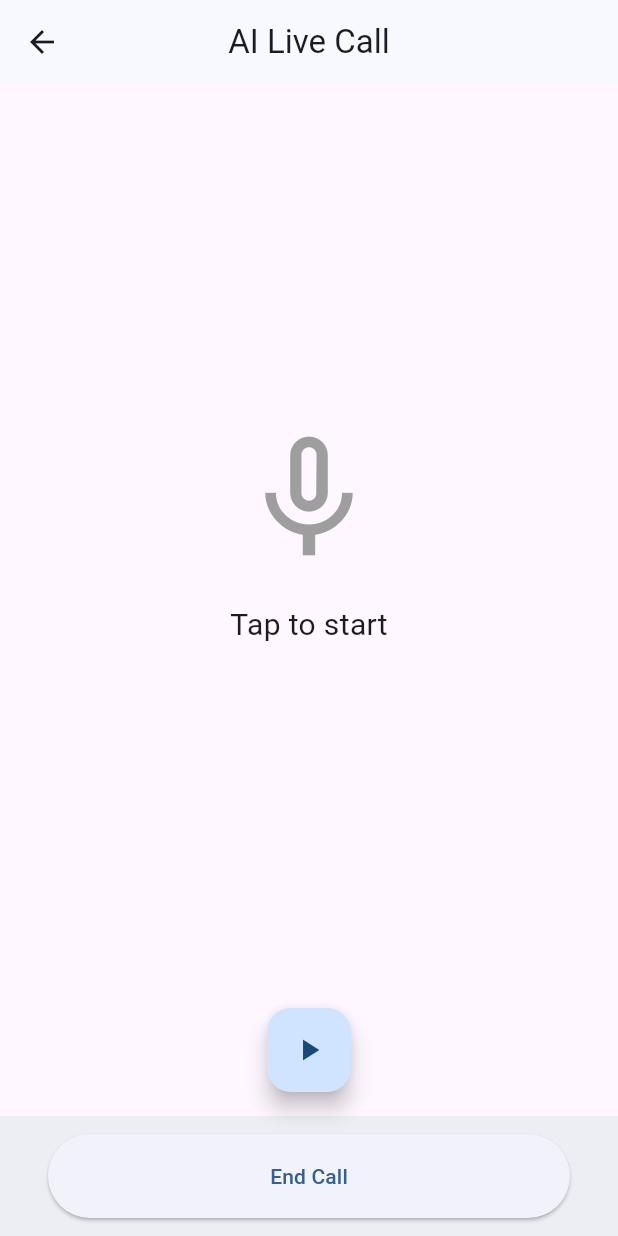
After one commit to Piyu-Pika/my_ai, a Flutter app: the AILiveCallScreen screen opened directly, on a phone screen of 412 x 824 dp. The commit adds this screen. Run offline on Flutter 3.47's test engine with Material 3 defaults, Android fonts, the phone set to English and light mode, and no system bars; our stand-ins replace flutter_gemini, flutter_markdown, flutter_tts, shared_preferences, speech_to_text; accounts and stored records are empty.

Commit message:
call commit

```diff
--- /dev/null
+++ b/lib/screens/ai_live_call_screen.dart
@@ -0,0 +1,167 @@
+import 'package:flutter/material.dart';
+import 'package:speech_to_text/speech_to_text.dart' as stt;
+import 'package:flutter_tts/flutter_tts.dart';
+import 'package:flutter_gemini/flutter_gemini.dart';
+
+class AILiveCallScreen extends StatefulWidget {
+  const AILiveCallScreen({Key? key}) : super(key: key);
+
+  @override
+  _AILiveCallScreenState createState() => _AILiveCallScreenState();
+}
+
+class _AILiveCallScreenState extends State<AILiveCallScreen> {
+  final stt.SpeechToText _speech = stt.SpeechToText();
+  final FlutterTts _flutterTts = FlutterTts();
+  final Gemini _gemini = Gemini.instance;
+
+  bool _isListening = false;
+  String _lastWords = '';
+  String _aiResponse = '';
+  bool _isProcessing = false;
+
+  @override
+  void initState() {
+    super.initState();
+    _initializeSpeechRecognition();
+    _initializeTextToSpeech();
+  }
+
+  Future<void> _initializeSpeechRecognition() async {
+    bool available = await _speech.initialize(
+      onStatus: (status) => print('Speech recognition status: $status'),
+      onError: (errorNotification) => print('Speech recognition error: $errorNotification'),
+    );
+    if (!available) {
+      // Handle the case where speech recognition is not available
+      print('Speech recognition is not available on this device');
+    }
+  }
+
+  Future<void> _initializeTextToSpeech() async {
+    await _flutterTts.setLanguage("en-US");
+    await _flutterTts.setPitch(1.0);
+    await _flutterTts.setSpeechRate(0.9);
+  }
+
+  Future<void> _listen() async {
+    if (!_isListening) {
+      if (await _speech.initialize()) {
+        setState(() {
+          _isListening = true;
+        });
+        _speech.listen(
+          onResult: (result) {
+            setState(() {
+              _lastWords = result.recognizedWords;
+            });
+          },
+        );
+      }
+    } else {
+      setState(() {
+        _isListening = false;
+        _speech.stop();
+      });
+      await _processAIResponse();
+    }
+  }
+
+  Future<void> _processAIResponse() async {
+    setState(() {
+      _isProcessing = true;
+    });
+
+    try {
+      final response = await _gemini.text(_lastWords);
+      _aiResponse = response?.content?.parts?.last.text ?? 'Sorry, I could not process that.';
+    } catch (e) {
+      _aiResponse = 'An error occurred. Please try again.';
+    }
+
+    setState(() {
+      _isProcessing = false;
+    });
+
+    await _speakAIResponse();
+  }
+
+  Future<void> _speakAIResponse() async {
+    await _flutterTts.speak(_aiResponse);
+    await _flutterTts.awaitSpeakCompletion(true);
+    // After speaking, start listening again for continuous conversation
+    _listen();
+  }
+
+  void _stopCall() {
+    setState(() {
+      _isListening = false;
+      _speech.stop();
+      _flutterTts.stop();
+    });
+    Navigator.of(context).pop();
+  }
+
+  @override
+  Widget build(BuildContext context) {
+    return Scaffold(
+      appBar: AppBar(
+        title: const Text('AI Live Call'),
+        centerTitle: true,
+      ),
+      body: Center(
+        child: Column(
+          mainAxisAlignment: MainAxisAlignment.center,
+          children: [
+            Icon(
+              _isListening ? Icons.mic : Icons.mic_none,
+              size: 100,
+              color: _isListening ? Colors.red : Colors.grey,
+            ),
+            const SizedBox(height: 20),
+            Text(
+              _isListening ? 'Listening...' : 'Tap to start',
+              style: const TextStyle(fontSize: 20),
+            ),
+            const SizedBox(height: 20),
+            Text(
+              _lastWords,
+              style: const TextStyle(fontSize: 16),
+              textAlign: TextAlign.center,
+            ),
+            const SizedBox(height: 20),
+            if (_isProcessing)
+              const CircularProgressIndicator()
+            else
+              Text(
+                _aiResponse,
+                style: const TextStyle(fontSize: 16, fontWeight: FontWeight.bold),
+                textAlign: TextAlign.center,
+              ),
+          ],
+        ),
+      ),
+      floatingActionButton: FloatingActionButton(
+        onPressed: _isProcessing ? null : _listen,
+        child: Icon(_isListening ? Icons.stop : Icons.play_arrow),
+      ),
+      floatingActionButtonLocation: FloatingActionButtonLocation.centerFloat,
+      bottomNavigationBar: BottomAppBar(
+        child: Padding(
+          padding: const EdgeInsets.symmetric(horizontal: 16.0),
+          child: ElevatedButton(
+            onPressed: _stopCall,
+            child: const Text('End Call'),
+          ),
+        ),
+      ),
+    );
+  }
+
+  @override
+  void dispose() {
+    _speech.cancel();
+    _flutterTts.stop();
+    super.dispose();
+  }
+}
--- a/pubspec.yaml
+++ b/pubspec.yaml
@@ -40,6 +40,8 @@ dependencies:
   shared_preferences: ^2.2.3
   provider: ^6.1.2
   flutter_launcher_icons: ^0.13.1
+  speech_to_text: ^7.0.0
+  flutter_tts: ^4.0.2
 
 
 
@@ -54,7 +56,7 @@ flutter_launcher_icons:
     background_color: "#hexcode"
     theme_color: "#hexcode"
 
-
+dev_dependencies:
   flutter_test:
     sdk: flutter
 
```
Also changed, not shown: lib/screens/ai_assistant_chat_screen.dart (+13 -2 lines), pubspec.lock, 4 other files.
